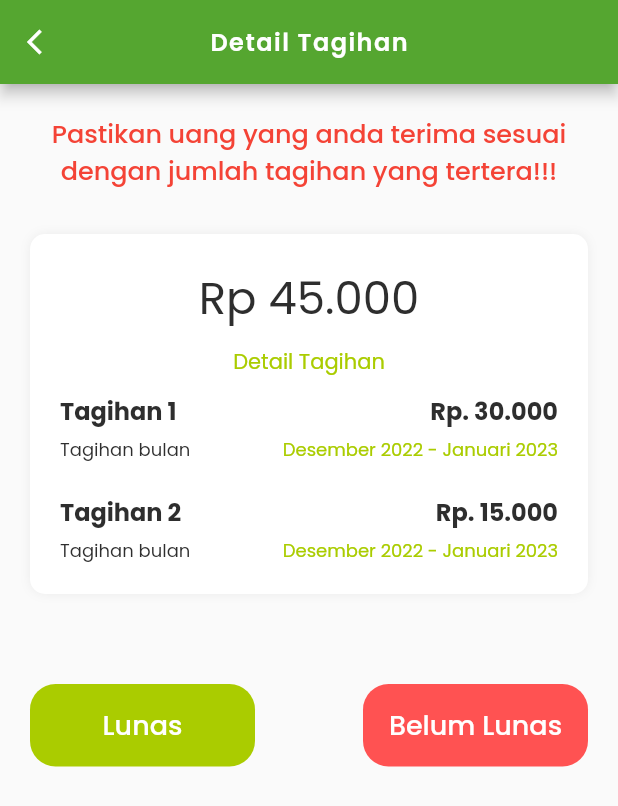
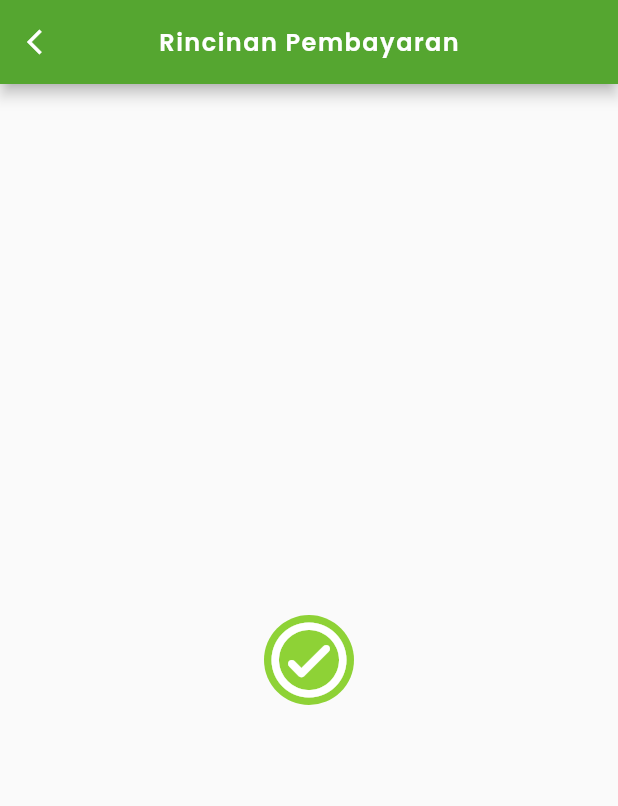
Before and after one commit to QR-Code-Waste-Retribution/fe-qr-code-retribution, a Flutter app: the InvoiceTotal screen opened directly, after a tap on "Lunas", on a phone screen of 412 x 824 dp. Shown: the top 806 px of the screen. Run offline on Flutter 3.47's test engine with Material 2 defaults, Android fonts, the phone set to English and light mode, and no system bars; our stand-ins replace dio, google_fonts; missing offline and left inert: qr_code_scanner.

```diff
--- a/lib/pages/invoice/invoice_total.dart
+++ b/lib/pages/invoice/invoice_total.dart
@@ -1,5 +1,6 @@
 import 'package:flutter/material.dart';
 import 'package:qr_code_app/components/atoms/custom_button.dart';
+import 'package:qr_code_app/pages/invoice/payment_details.dart';
 import 'package:qr_code_app/shared/theme/init.dart';
 
 class InvoiceTotal extends StatefulWidget {
@@ -174,7 +175,14 @@ class _InvoiceTotalState extends State<InvoiceTotal> {
                   top: 30,
                   bottom: 80,
                 ),
-                onPressed: () {},
+                onPressed: () {
+                  Navigator.push(
+                    context,
+                    MaterialPageRoute(
+                      builder: ((context) => PaymentDetails()),
+                    ),
+                  );
+                },
               ),
               CustomButton(
                 title: 'Belum Lunas',
--- /dev/null
+++ b/lib/pages/invoice/payment_details.dart
@@ -0,0 +1,82 @@
+import 'package:flutter/material.dart';
+import 'package:qr_code_app/shared/theme/init.dart';
+
+class PaymentDetails extends StatefulWidget {
+  const PaymentDetails({super.key});
+
+  @override
+  State<PaymentDetails> createState() => _PaymentDetailsState();
+}
+
+class _PaymentDetailsState extends State<PaymentDetails> {
+  Size device = const Size(0, 0);
+
+  @override
+  Widget build(BuildContext context) {
+    device = Size(
+      MediaQuery.of(context).size.width,
+      MediaQuery.of(context).size.height,
+    );
+    return Scaffold(
+      appBar: AppBar(
+        centerTitle: true,
+        backgroundColor: secondaryColor,
+        leading: IconButton(
+          icon: Icon(
+            Icons.arrow_back_ios,
+            size: 20,
+          ),
+          onPressed: (() {
+            setState(() {
+              Navigator.pop(context);
+            });
+          }),
+        ),
+        title: Text(
+          "Rincinan Pembayaran",
+          style: primaryTextStyle.copyWith(
+            fontWeight: FontWeight.w600,
+            letterSpacing: 1,
+            color: whiteColor,
+            fontSize: 16,
+          ),
+        ),
+      ),
+      body: Container(
+        width: device.width,
+        margin: EdgeInsets.symmetric(horizontal: 20),
+        child: Stack(
+          alignment: AlignmentDirectional.center,
+          children: [
+            Positioned(
+              child: Container(
+                decoration: BoxDecoration(
+                  color: thirdColor,
+                  borderRadius: BorderRadius.circular(200),
+                ),
+                child: Icon(
+                  Icons.check_circle_outline_rounded,
+                  color: whiteColor,
+                  size: 60,
+                ),
+              ),
+            ),
+            Positioned(
+              child: Container(
+                decoration: BoxDecoration(
+                  color: thirdColor,
+                  borderRadius: BorderRadius.circular(200),
+                ),
+                child: Column(
+                  children: [
+
+                  ],
+                ),
+              ),
+            ),
+          ],
+        ),
+      ),
+    );
+  }
+}
--- a/lib/pages/login_page.dart
+++ b/lib/pages/login_page.dart
@@ -31,7 +31,7 @@ class _LoginPageState extends State<LoginPage> {
       super.initState();
     }
 
-    void test() async {
+    void login() async {
       Client client = Client();
       AuthProvider authProvider = AuthProvider(client.init());
       ResponseAPI authResponse = await authProvider.login(
--- /dev/null
+++ b/lib/services/repositories/invoice_repositories.dart
@@ -0,0 +1,6 @@
+class InvoiceRepositories {
+
+
+
+  InvoiceRepositories();
+}
--- a/lib/shared/theme/init.dart
+++ b/lib/shared/theme/init.dart
@@ -6,6 +6,7 @@ double defaultRadius = 17.0;
 
 const Color primaryColor = Color(0xffAACC00);
 Color secondaryColor = Color(0xff55A630);
+Color thirdColor = Color(0xff8ED236);
 Color alertColor = Color(0xffED6363);
 Color priceColor = Color(0xff2C96F1);
 Color backgroundColor1 = Color(0xff1F1D2B);
```
Also changed, not shown: lib/models/category.dart (added, +61 -0 lines), lib/models/district.dart (added, +18 -0 lines), lib/models/invoice_model.dart (added, +85 -0 lines), lib/models/price.dart (added, +18 -0 lines), lib/models/timestamp.dart (added, +18 -0 lines), lib/pages/qr_code/qr_code_page.dart (+38 -38 lines), lib/services/providers/invoice_provider.dart (added, +22 -0 lines).
